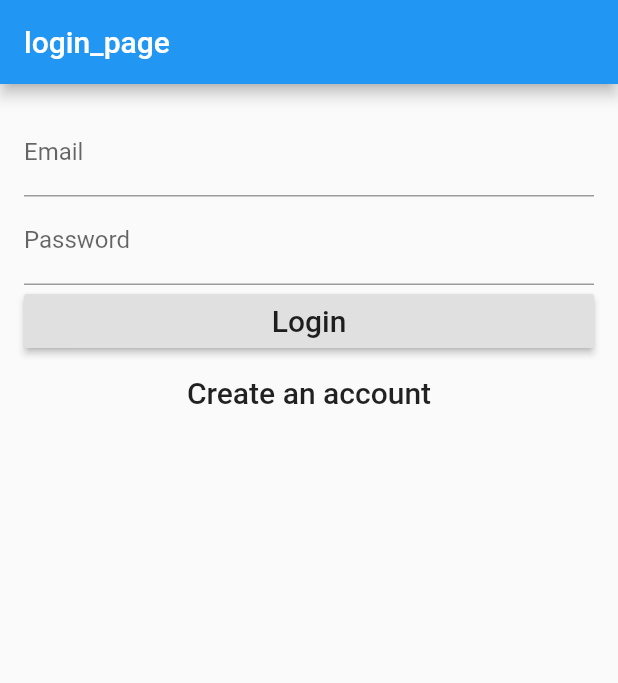
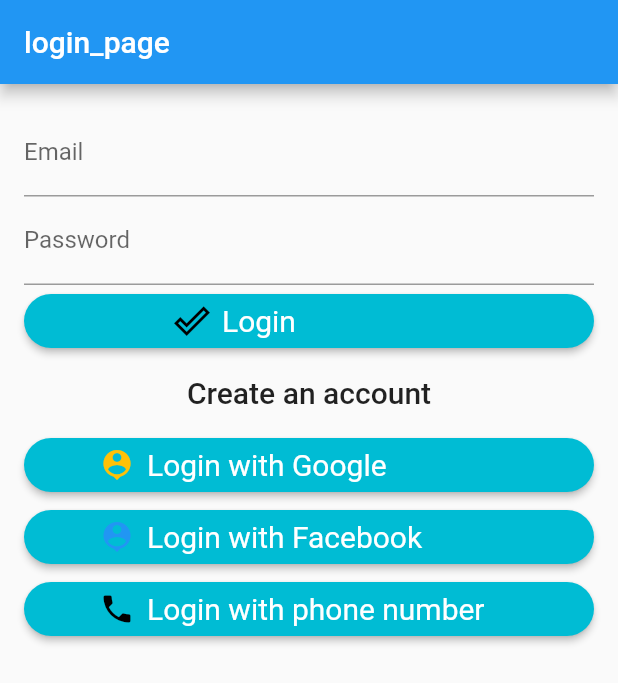
Before and after one commit to 4ak4ak/stayerplusuib, a Flutter app: the screen it shows after launch, on a phone screen of 412 x 824 dp. Shown: the top 683 px of the screen. Run offline on Flutter 3.47's test engine with Material 2 defaults, Android fonts, the phone set to English and light mode, and no system bars; our stand-ins replace firebase_auth, google_sign_in; accounts and stored records are empty.

Commit message:
reDesine buttons

```diff
--- a/lib/auth.dart
+++ b/lib/auth.dart
@@ -29,4 +29,5 @@ class Auth implements BaseAuth{
     return _firebaseAuth.signOut();
 
   }
+
 }
--- a/lib/home_page.dart
+++ b/lib/home_page.dart
@@ -1,5 +1,8 @@
 import 'package:flutter/material.dart';
 import 'auth.dart';
+
+import 'package:flutter/foundation.dart';
+
 
 class HomePage extends StatelessWidget{
   HomePage({this.auth, this.onSignedOut});
@@ -24,6 +27,7 @@ class HomePage extends StatelessWidget{
       appBar: new AppBar(
         title: new Text('Welcome'),
         actions: <Widget>[
+          SizedBox(width:50.0),
           new FlatButton(
             child: new Text('Logout', style: new TextStyle(fontSize: 17.0, color: Colors.white)),
             onPressed: _signOut,
@@ -31,8 +35,10 @@ class HomePage extends StatelessWidget{
         ],
       ),
       body: new Container(
+
         child: new Center(
-          child: new Text('Welcome', style: new TextStyle(fontSize: 32.0, color: Colors.cyanAccent)),
+
+          child: new Text('Привет, ты че охуел?', style: new TextStyle(fontSize: 32.0, color: Colors.blueAccent)),
         ),
       ),
     );
--- a/lib/login_page.dart
+++ b/lib/login_page.dart
@@ -1,5 +1,5 @@
 import 'package:flutter/material.dart';
-
+import 'package:flutter/foundation.dart';
 import 'auth.dart';
 import 'package:google_sign_in/google_sign_in.dart';
 
@@ -8,6 +8,9 @@ class LoginPage extends StatefulWidget {
   LoginPage({this.auth, this.onSignedIn});
   final BaseAuth auth;
   final VoidCallback onSignedIn;
+
+
+
   @override
   State<StatefulWidget> createState() => new _LoginPageState();
 }
@@ -15,6 +18,7 @@ class LoginPage extends StatefulWidget {
 enum FormType{
   login,
   register
+
 }
 class _LoginPageState extends State<LoginPage> {
 
@@ -22,6 +26,8 @@ class _LoginPageState extends State<LoginPage> {
   String _email;
   String _password;
   FormType _formtype = FormType.login;
+
+
 
   //Google Sign In
   GoogleSignIn googleAuth = new GoogleSignIn();
@@ -82,12 +88,15 @@ class _LoginPageState extends State<LoginPage> {
     });
   }
 
-  void
-  moveToLogin(){
+  void  moveToLogin(){
     formKey.currentState.reset();
     setState(() {
       _formtype = FormType.login;
     });
+  }
+
+  void moveToLoginWithSocial(){
+    formKey.currentState.reset();
   }
 
 
@@ -127,33 +136,101 @@ class _LoginPageState extends State<LoginPage> {
    List<Widget> buildSubmitButtons() {
      if (_formtype == FormType.login) {
        return [
-         new RaisedButton(
-           child: new Text('Login', style: new TextStyle(fontSize: 20.0),),
-           onPressed: validateAndSubmit,
+         new RawMaterialButton(
+           fillColor: Colors.cyan,
+           splashColor: Colors.indigoAccent,
+           shape: const StadiumBorder(),
+           child: Row(
+             children: const <Widget>[
+               SizedBox(width: 100.0),
+               Icon(Icons.done_outline,
+                 color: Colors.black,
+               ),
+               SizedBox(width: 8.0),
+               Center(
+                   child:  Text(
+                   'Login', style: TextStyle(fontSize: 20.0, color: Colors.white))),
+             ],
+           ),
+           onPressed:  (){
+              validateAndSubmit();
+           },
          ),
          new FlatButton(
            child: new Text(
                'Create an account', style: new TextStyle(fontSize: 20.0)),
            onPressed: moveToRegister,
-         )
-       ];
+         ),
+        new RawMaterialButton(
+          fillColor: Colors.cyan,
+          splashColor: Colors.blueAccent,
+          shape: const StadiumBorder(),
+          child: Row(
+            children: const <Widget>[
+              SizedBox(width: 50.0),
+              Icon(Icons.person_pin,
+              color: Colors.amber,
+              ),
+              SizedBox(width: 8.0),
+              Text(
+                 'Login with Google', style: TextStyle(fontSize: 20.0, color: Colors.white)),
+            ],
+          ),
+           onPressed:  (){
+
+           },
+        ),
+         new RawMaterialButton(
+           fillColor: Colors.cyan,
+           splashColor: Colors.blue,
+           shape: const StadiumBorder(),
+           child: Row(
+             children: const <Widget>[
+               SizedBox(width: 50.0),
+               Icon(Icons.person_pin,
+                 color: Colors.blue,
+               ),
+               SizedBox(width: 8.0),
+               Text(
+                   'Login with Facebook', style: TextStyle(fontSize: 20.0, color: Colors.white)),
+             ],
+           ),
+           onPressed:  (){
+
+           },
+         ),
+         new RawMaterialButton(
+           fillColor: Colors.cyan,
+           splashColor: Colors.blueAccent,
+           shape: const StadiumBorder(),
+           child: Row(
+             children: const <Widget>[
+               SizedBox(width: 50.0),
+               Icon(Icons.phone,
+                 color: Colors.black,
+               ),
+               SizedBox(width: 8.0),
+               Text(
+                   'Login with phone number', style: TextStyle(fontSize: 20.0, color: Colors.white)),
+             ],
+           ),
+           onPressed:  (){
+
+           },
+         )];
      }else{
        return [
          new RaisedButton(
-           child: new Text('Create an account', style: new TextStyle(fontSize: 20.0),),
+           child: new Text('Create an account', style: new TextStyle(fontSize: 20.0)),
            onPressed: validateAndSubmit,
          ),
+
          new FlatButton(
            child: new Text(
                'Have an account? Login', style: new TextStyle(fontSize: 20.0)),
            onPressed: moveToLogin,
-         ),new FlatButton(
-           child: new Text(
-               'Login with Google', style: new TextStyle(fontSize: 20.0)),
-           onPressed: (){
+         ),
 
-           },
-         )
        ];
      }
    }
```
